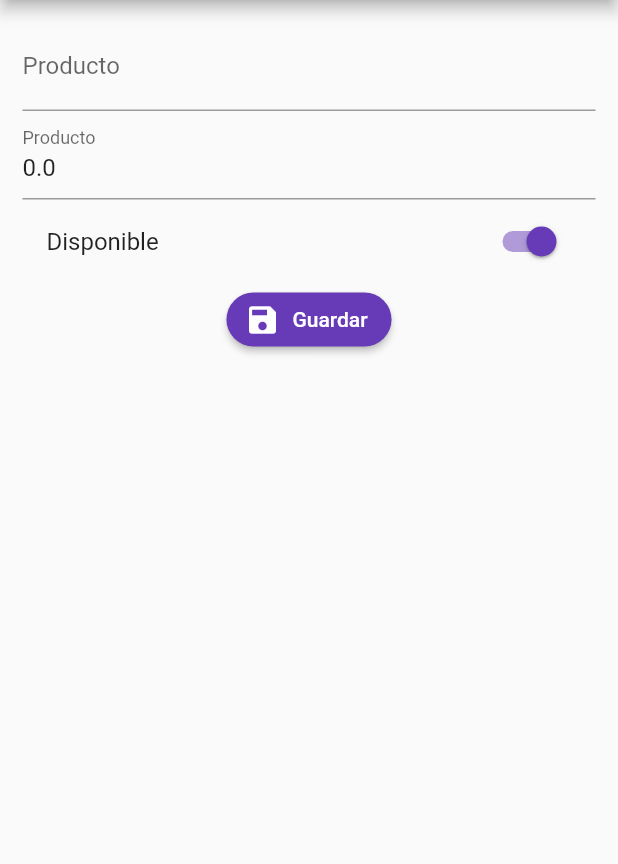
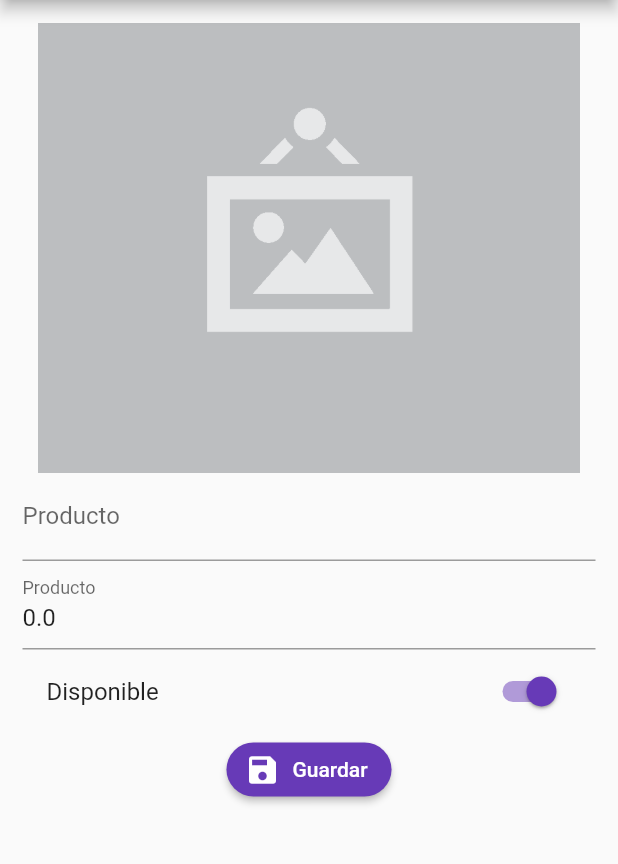
Before and after one commit to AleMancilla/formularios-y-validacion-Flutter, a Flutter app: the ProductoPage screen opened by its route, after a tap on the "photo size select actual" icon, on a phone screen of 412 x 824 dp, the part 84-948 px from its top. Run offline on Flutter 3.47's test engine with Material 2 defaults, Android fonts, the phone set to English and light mode, and no system bars; our stand-ins replace image_picker, rxdart; network calls fail.

Commit message:
agregamos una dependencia que permite seleccionar fotos de la galeria

```diff
--- a/lib/src/pages/producto_pages.dart
+++ b/lib/src/pages/producto_pages.dart
@@ -1,7 +1,10 @@
+//import 'dart:html';
+
 import 'package:flutter/material.dart';
 import 'package:validacion_de_formulario/src/models/Producto_model.dart';
 import 'package:validacion_de_formulario/src/providers/productos_provider.dart';
 import 'package:validacion_de_formulario/src/utils/utils.dart'as utils;
+import 'package:image_picker/image_picker.dart';
 
 class ProductoPage extends StatefulWidget {
 
@@ -18,6 +21,8 @@ class _ProductoPageState extends State<ProductoPage> {
   final productoProvider = ProductosProvider();
   final scafooldkey = GlobalKey<ScaffoldState>() ;
   bool _guardando = false;
+  final _picker = ImagePicker();
+  PickedFile foto ;
 
   @override
   Widget build(BuildContext context) {
@@ -30,8 +35,8 @@ class _ProductoPageState extends State<ProductoPage> {
       key: scafooldkey,
       appBar: AppBar(title: Text("AppBar"),
       actions: <Widget>[
-        IconButton(icon: Icon(Icons.photo_size_select_actual),onPressed: (){},),
-        IconButton(icon: Icon(Icons.camera_alt),onPressed: (){},),
+        IconButton(icon: Icon(Icons.photo_size_select_actual),onPressed: _seleccionarFoto,),
+        IconButton(icon: Icon(Icons.camera_alt),onPressed: _tomarFoto,),
       ],),
       body: SingleChildScrollView(
         child: Container(
@@ -40,6 +45,7 @@ class _ProductoPageState extends State<ProductoPage> {
             key: formkey,
             child: Column(
               children: <Widget>[
+                _mostrarFoto(),
                 _crearNombre(),
                 _crearPrecio(),
                 _crearDisponible(),
@@ -141,4 +147,28 @@ class _ProductoPageState extends State<ProductoPage> {
     );
     scafooldkey.currentState.showSnackBar(snack);
   }
+
+  _mostrarFoto(){
+    if(producto.fotoUrl != null){
+      //TODO tengo que hacer esto
+      return Container();
+    }else{
+      return Image(
+        image: AssetImage(foto?.path??"images/no-image.png"),
+        height: 300.0,
+        fit: BoxFit.cover
+      );
+    }
+  }
+
+  _seleccionarFoto() async {
+    foto = await _picker.getImage(source: ImageSource.gallery);
+    if(foto != null ){
+      //limpiesa
+    }
+    setState(() { });
+  }
+  _tomarFoto(){
+
+  }
 }
--- a/pubspec.yaml
+++ b/pubspec.yaml
@@ -25,6 +25,7 @@ dependencies:
   cupertino_icons: ^0.1.2
   rxdart: ^0.22.0
   http:
+  image_picker: ^0.6.7+2
 
 dev_dependencies:
   flutter_test:
@@ -43,8 +44,8 @@ flutter:
   uses-material-design: true
 
   # To add assets to your application, add an assets section, like this:
-  # assets:
-  #  - images/a_dot_burr.jpeg
+  assets:
+   - images/
   #  - images/a_dot_ham.jpeg
 
   # An image asset can refer to one or more resolution-specific "variants", see
```
Also changed, not shown: images/jar-loading.gif (added), images/no-image.png (added), pubspec.lock.
